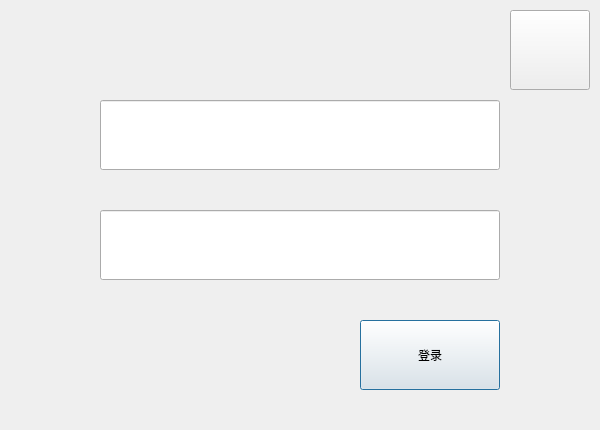
The window that src/XMusic/ui/logindlg.ui (1028417/XMusic) describes before a commit, drawn with Qt 5.
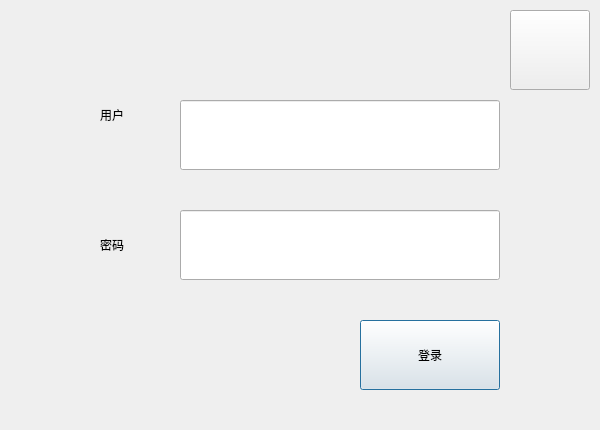
The same window after the commit. Icons and pictures are not drawn. Custom widgets are drawn as their Qt base class.

The edit to the form file:
```diff
--- a/src/XMusic/ui/logindlg.ui
+++ b/src/XMusic/ui/logindlg.ui
@@ -16,9 +16,9 @@
   <widget class="QLineEdit" name="editUser">
    <property name="geometry">
     <rect>
-     <x>100</x>
+     <x>180</x>
      <y>100</y>
-     <width>400</width>
+     <width>320</width>
      <height>70</height>
     </rect>
    </property>
@@ -91,9 +91,9 @@
   <widget class="QLineEdit" name="editPwd">
    <property name="geometry">
     <rect>
-     <x>100</x>
+     <x>180</x>
      <y>210</y>
-     <width>400</width>
+     <width>320</width>
      <height>70</height>
     </rect>
    </property>
@@ -102,6 +102,35 @@
    </property>
    <property name="maxLength">
     <number>20</number>
+   </property>
+   <property name="echoMode">
+    <enum>QLineEdit::Password</enum>
+   </property>
+  </widget>
+  <widget class="CLabel" name="labelUser">
+   <property name="geometry">
+    <rect>
+     <x>100</x>
+     <y>80</y>
+     <width>100</width>
+     <height>70</height>
+    </rect>
+   </property>
+   <property name="text">
+    <string>用户</string>
+   </property>
+  </widget>
+  <widget class="CLabel" name="labelPwd">
+   <property name="geometry">
+    <rect>
+     <x>100</x>
+     <y>210</y>
+     <width>80</width>
+     <height>70</height>
+    </rect>
+   </property>
+   <property name="text">
+    <string>密码</string>
    </property>
   </widget>
  </widget>
@@ -111,6 +140,11 @@
    <extends>QPushButton</extends>
    <header location="global">button.h</header>
   </customwidget>
+  <customwidget>
+   <class>CLabel</class>
+   <extends>QLabel</extends>
+   <header location="global">label.h</header>
+  </customwidget>
  </customwidgets>
  <resources/>
  <connections/>
```
